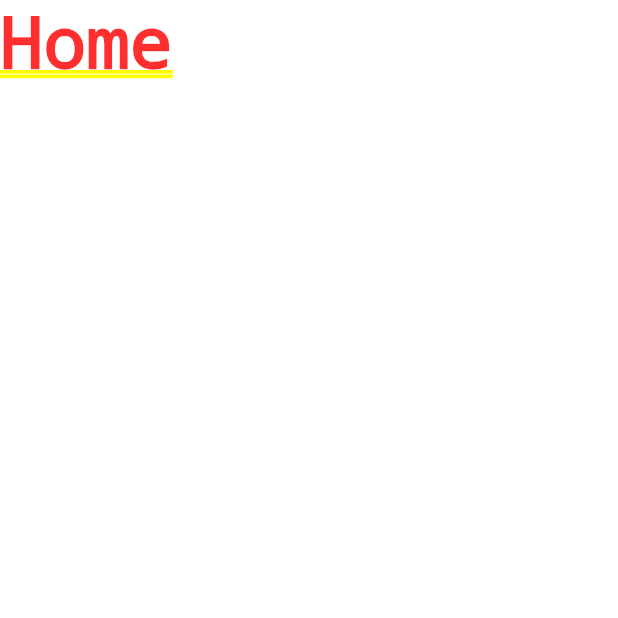
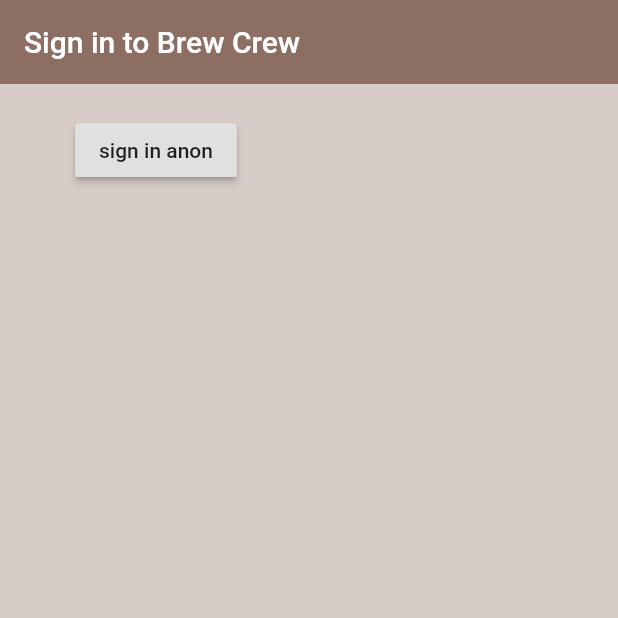
Before and after one commit to HeshanWeerasooriya/brew_crew, a Flutter app: the screen it shows after launch, on a phone screen of 412 x 824 dp, the top half of it. Run offline on Flutter 3.47's test engine with Material 2 defaults, Android fonts, the phone set to English and light mode, and no system bars; our stand-ins replace firebase_auth, firebase_core; accounts and stored records are empty.

Commit message:
Anonymous Sign In

```diff
--- a/lib/screens/authenticate/authenticate.dart
+++ b/lib/screens/authenticate/authenticate.dart
@@ -1,3 +1,4 @@
+import 'package:brew_crew/screens/authenticate/sign_in.dart';
 import 'package:flutter/material.dart';
 
 class Authenticate extends StatelessWidget {
@@ -5,8 +6,6 @@ class Authenticate extends StatelessWidget {
 
   @override
   Widget build(BuildContext context) {
-    return Container(
-      child: Text('auth'),
-    );
+    return SignIn();
   }
 }
--- /dev/null
+++ b/lib/screens/authenticate/sign_in.dart
@@ -0,0 +1,38 @@
+import 'package:brew_crew/services/auth.dart';
+import 'package:flutter/material.dart';
+
+class SignIn extends StatefulWidget {
+  @override
+  _SignInState createState() => _SignInState();
+}
+
+class _SignInState extends State<SignIn> {
+  final AuthService _auth = AuthService();
+
+  @override
+  Widget build(BuildContext context) {
+    return Scaffold(
+      backgroundColor: Colors.brown[100],
+      appBar: AppBar(
+        backgroundColor: Colors.brown[400],
+        elevation: 0.0,
+        title: Text('Sign in to Brew Crew'),
+      ),
+      body: Container(
+        padding: EdgeInsets.symmetric(vertical: 20.0, horizontal: 50.0),
+        child: RaisedButton(
+          child: Text('sign in anon'),
+          onPressed: () async {
+            dynamic result = await _auth.signInAnon();
+            if (result == null) {
+              print('error signing in');
+            } else {
+              print('signed in');
+              print(result);
+            }
+          },
+        ),
+      ),
+    );
+  }
+}
--- a/lib/screens/authenticate/wrapper.dart
+++ b/lib/screens/authenticate/wrapper.dart
@@ -1,3 +1,4 @@
+import 'package:brew_crew/screens/authenticate/authenticate.dart';
 import 'package:brew_crew/screens/authenticate/home/home.dart';
 import 'package:flutter/cupertino.dart';
 
@@ -6,6 +7,6 @@ class Wrapper extends StatelessWidget {
 
   @override
   Widget build(BuildContext context) {
-    return Home();
+    return Authenticate();
   }
 }
```
